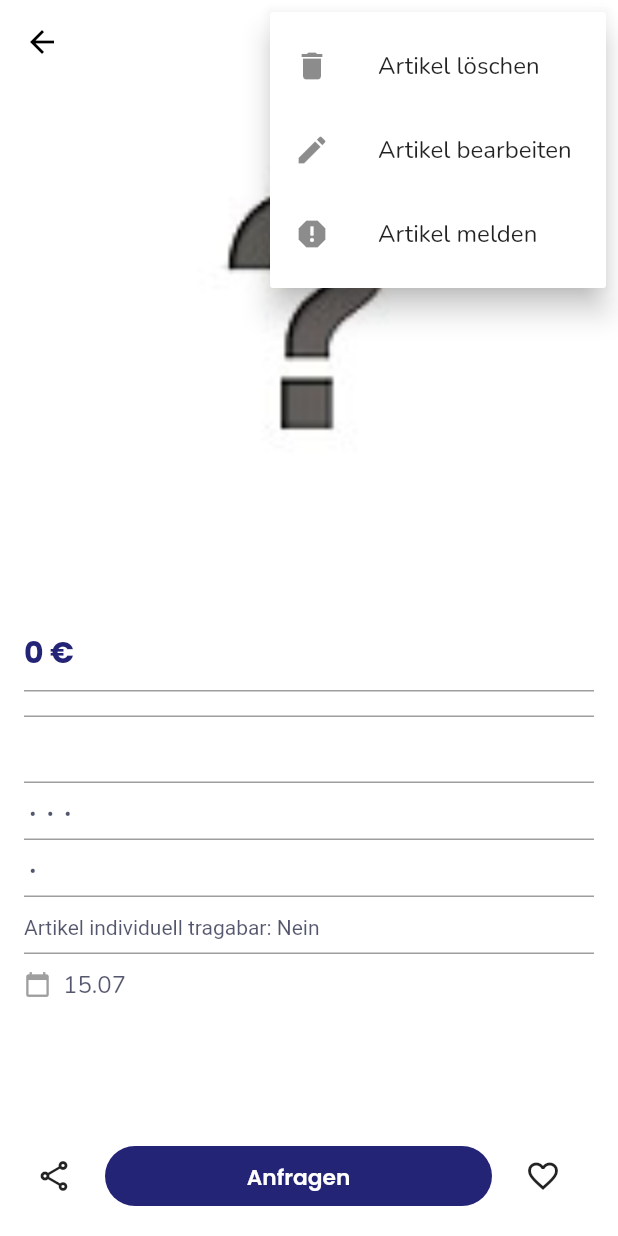
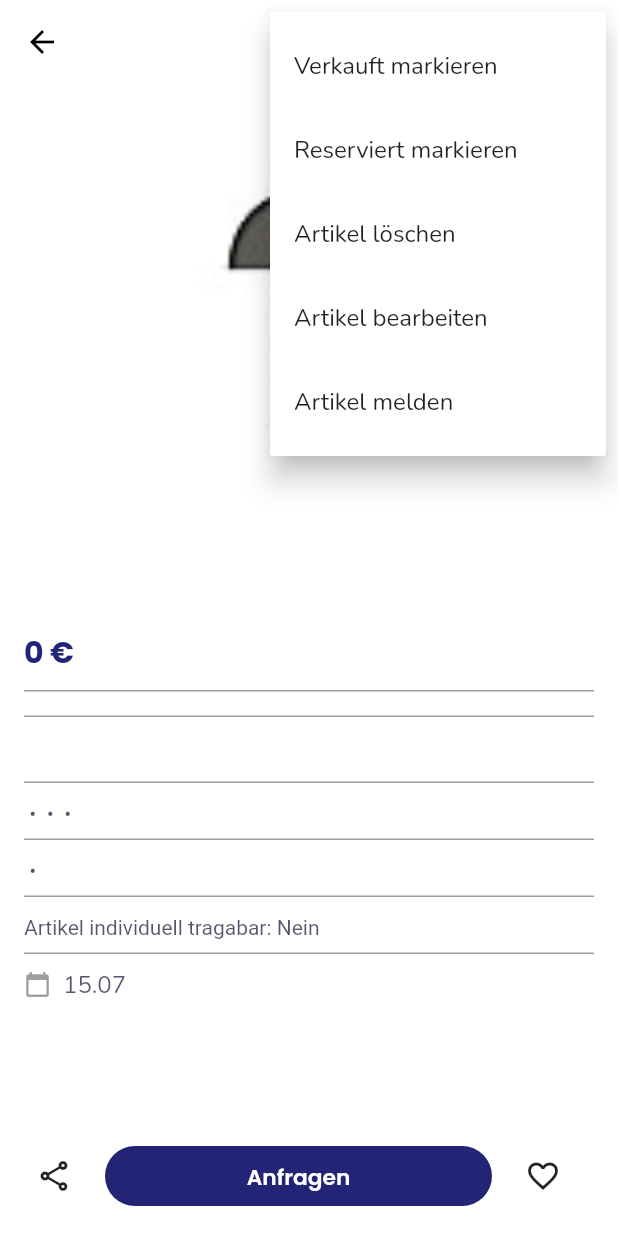
Before and after one commit to TobiasSchotter/clubtwice, a Flutter app: the ProductDetail screen opened directly with empty values, after a tap on the "keyboard control" icon, on a phone screen of 412 x 824 dp. Run offline on Flutter 3.47's test engine with Material 2 defaults, Android fonts, the phone set to English and light mode, and no system bars; drawn by our look-alikes of carousel_slider; our stand-ins replace cloud_firestore, firebase_auth, firebase_core, firebase_storage, flutter_svg, image_picker; accounts and stored records are empty; network calls fail.

Commit message:
leere funktionen

```diff
--- a/lib/views/screens/product_detail.dart
+++ b/lib/views/screens/product_detail.dart
@@ -82,12 +82,20 @@ class _ProductDetailState extends State<ProductDetail> {
           PopupMenuButton<String>(
             onSelected: (value) {
               // Handle different options based on the selected value
-              if (value == 'delete') {
+              if (value == 'sold') {
+                articleSold();
+              } else if (value == 'reserved') {
+                articleReserved();
+                // Perform delete operation
+              } else if (value == 'delete') {
+                articleDelet();
                 // Perform delete operation
               } else if (value == 'edit') {
+                articleEdit();
                 // Perform edit operation
               } else if (value == 'report') {
                 // Perform report operation
+                articleReport();
               }
             },
             itemBuilder: (BuildContext context) {
@@ -101,9 +109,25 @@ class _ProductDetailState extends State<ProductDetail> {
               if (isCurrentUserArticle) {
                 menuItems.add(
                   const PopupMenuItem<String>(
+                    value: 'sold',
+                    child: ListTile(
+                      title: Text('Verkauft markieren'),
+                    ),
+                  ),
+                );
+                menuItems.add(
+                  const PopupMenuItem<String>(
+                    value: 'reserved',
+                    child: ListTile(
+                      title: Text('Reserviert markieren'),
+                    ),
+                  ),
+                );
+
+                menuItems.add(
+                  const PopupMenuItem<String>(
                     value: 'delete',
                     child: ListTile(
-                      leading: Icon(Icons.delete),
                       title: Text('Artikel löschen'),
                     ),
                   ),
@@ -112,18 +136,15 @@ class _ProductDetailState extends State<ProductDetail> {
                   const PopupMenuItem<String>(
                     value: 'edit',
                     child: ListTile(
-                      leading: Icon(Icons.edit),
                       title: Text('Artikel bearbeiten'),
                     ),
                   ),
                 );
               }
-
               menuItems.add(
                 const PopupMenuItem<String>(
                   value: 'report',
                   child: ListTile(
-                    leading: Icon(Icons.report),
                     title: Text('Artikel melden'),
                   ),
                 ),
@@ -447,4 +468,14 @@ class _ProductDetailState extends State<ProductDetail> {
       ),
     );
   }
+
+  void articleSold() {}
+
+  void articleReserved() {}
+
+  void articleDelet() {}
+
+  void articleEdit() {}
+
+  void articleReport() {}
 }
```
